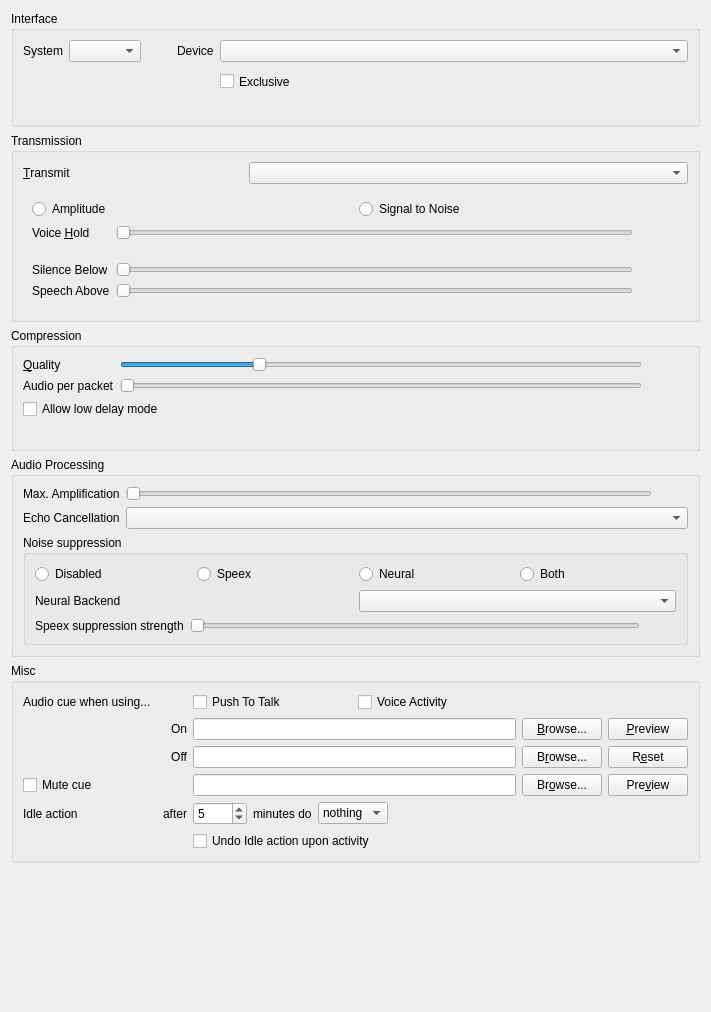
First picture: the form in src/mumble/AudioInput.ui, repository dankmaster/mumble, before the edit.
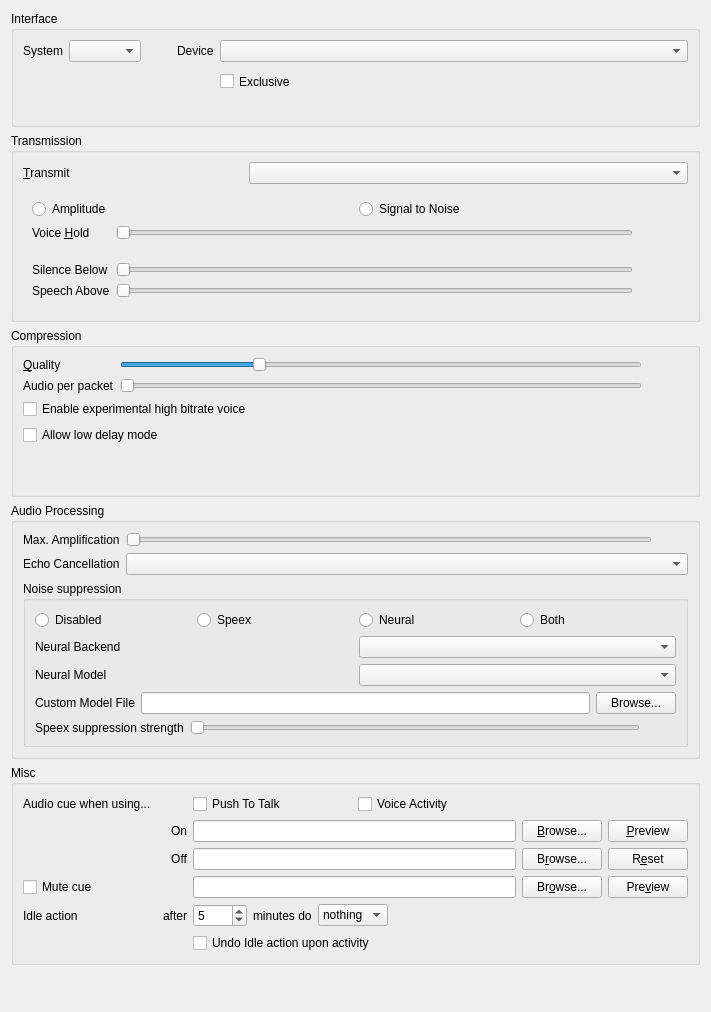
Second picture: the form after the edit. Custom widgets are drawn as their Qt base class.

Commit message: Add speech cleanup backends and WebRTC AEC

Diff of the .ui file:
```diff
--- a/src/mumble/AudioInput.ui
+++ b/src/mumble/AudioInput.ui
@@ -597,7 +597,7 @@
         </property>
        </widget>
       </item>
-      <item row="3" column="0" colspan="3">
+      <item row="4" column="0" colspan="3">
        <widget class="QLabel" name="qlBitrate">
         <property name="font">
          <font>
@@ -618,6 +618,19 @@
         </property>
        </widget>
       </item>
+      <item row="5" column="0" colspan="3">
+       <widget class="QLabel" name="qlExperimentalHighBitrateWarning">
+        <property name="visible">
+         <bool>false</bool>
+        </property>
+        <property name="wordWrap">
+         <bool>true</bool>
+        </property>
+        <property name="text">
+         <string/>
+        </property>
+       </widget>
+      </item>
       <item row="0" column="0">
        <widget class="QLabel" name="qliQuality">
         <property name="text">
@@ -628,7 +641,20 @@
         </property>
        </widget>
       </item>
-      <item row="2" column="0" colspan="2">
+      <item row="2" column="0" colspan="3">
+       <widget class="QCheckBox" name="qcbExperimentalHighBitrate">
+        <property name="toolTip">
+         <string>Allow custom voice bitrate above 192 kb/s, up to the current Opus packet-size and server-bandwidth limits.</string>
+        </property>
+        <property name="whatsThis">
+         <string>&lt;b&gt;Enable experimental high bitrate&lt;/b&gt;&lt;br /&gt;This unlocks custom voice bitrate above 192 kbit/s in the advanced audio input settings. The actual limit is still clamped by packet duration, Opus packet size and the connected server's maximum bandwidth.</string>
+        </property>
+        <property name="text">
+         <string>Enable experimental high bitrate voice</string>
+        </property>
+       </widget>
+      </item>
+      <item row="3" column="0" colspan="2">
        <widget class="QCheckBox" name="qcbAllowLowDelay">
         <property name="toolTip">
          <string>Enable Opus' low-delay mode when the quality is set to &lt;b&gt;64 kb/s&lt;/b&gt; or higher. </string>
@@ -771,7 +797,7 @@
           </layout>
          </item>
          <item>
-          <layout class="QHBoxLayout" name="horizontalLayoutNoiseBackend">
+         <layout class="QHBoxLayout" name="horizontalLayoutNoiseBackend">
            <item>
             <widget class="QLabel" name="qlNoiseSupBackend">
              <property name="text">
@@ -794,11 +820,69 @@
               <string>Microphone speech cleanup backend</string>
              </property>
             </widget>
-           </item>
-          </layout>
-         </item>
-         <item>
-          <layout class="QHBoxLayout" name="horizontalLayout_3">
+          </item>
+         </layout>
+        </item>
+        <item>
+         <layout class="QHBoxLayout" name="horizontalLayoutNoiseModel">
+          <item>
+           <widget class="QLabel" name="qlNoiseSupModel">
+            <property name="text">
+             <string>Neural Model</string>
+            </property>
+            <property name="buddy">
+             <cstring>qcbNoiseSupModel</cstring>
+            </property>
+           </widget>
+          </item>
+          <item>
+           <widget class="QComboBox" name="qcbNoiseSupModel">
+            <property name="toolTip">
+             <string>Select which packaged model to use for the chosen speech cleanup backend.</string>
+            </property>
+            <property name="whatsThis">
+             <string>&lt;b&gt;Neural model&lt;/b&gt;&lt;br /&gt;Chooses the model variant used by the selected speech cleanup backend.</string>
+            </property>
+            <property name="accessibleName">
+             <string>Microphone speech cleanup model</string>
+            </property>
+           </widget>
+          </item>
+         </layout>
+        </item>
+        <item>
+         <layout class="QHBoxLayout" name="horizontalLayoutNoiseModelPath">
+          <item>
+           <widget class="QLabel" name="qlNoiseSupModelPath">
+            <property name="text">
+             <string>Custom Model File</string>
+            </property>
+            <property name="buddy">
+             <cstring>qleNoiseSupModelPath</cstring>
+            </property>
+           </widget>
+          </item>
+          <item>
+           <widget class="QLineEdit" name="qleNoiseSupModelPath">
+            <property name="toolTip">
+             <string>Path to a custom RNNoise weights blob file.</string>
+            </property>
+            <property name="accessibleName">
+             <string>Microphone speech cleanup custom model path</string>
+            </property>
+           </widget>
+          </item>
+          <item>
+           <widget class="QPushButton" name="qpbNoiseSupModelPathBrowse">
+            <property name="text">
+             <string>Browse...</string>
+            </property>
+           </widget>
+          </item>
+         </layout>
+        </item>
+        <item>
+         <layout class="QHBoxLayout" name="horizontalLayout_3">
            <item>
             <widget class="QLabel" name="qlSpeexNoiseSup">
              <property name="toolTip">
```
Left out of the diff: 7 changed lines with no effect on the pictures. The commit also changes 73 other files.
